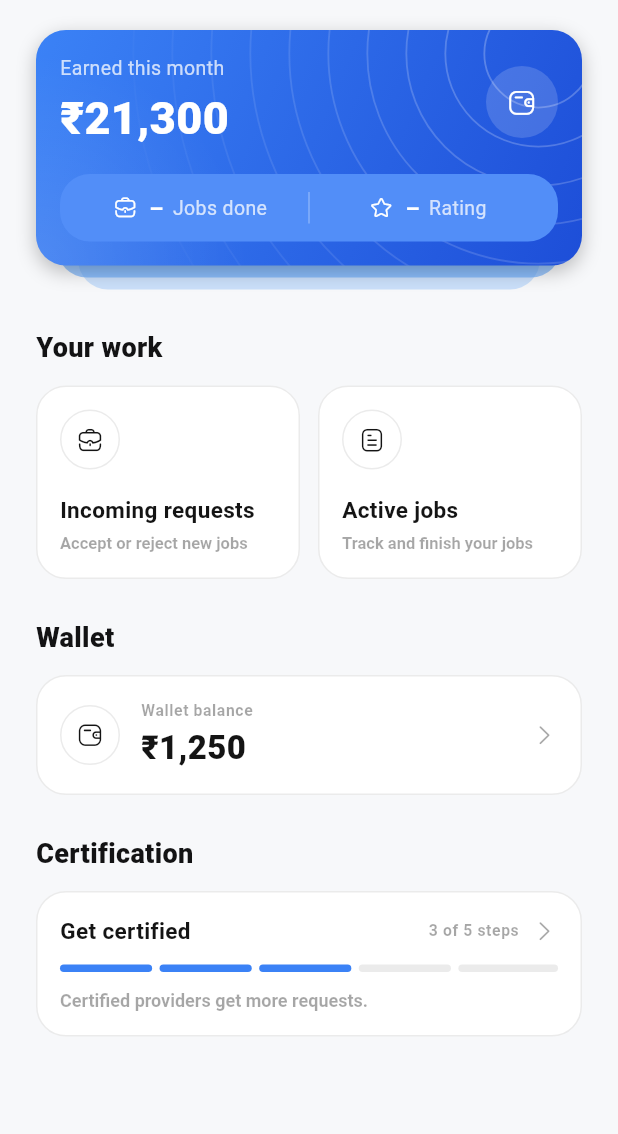
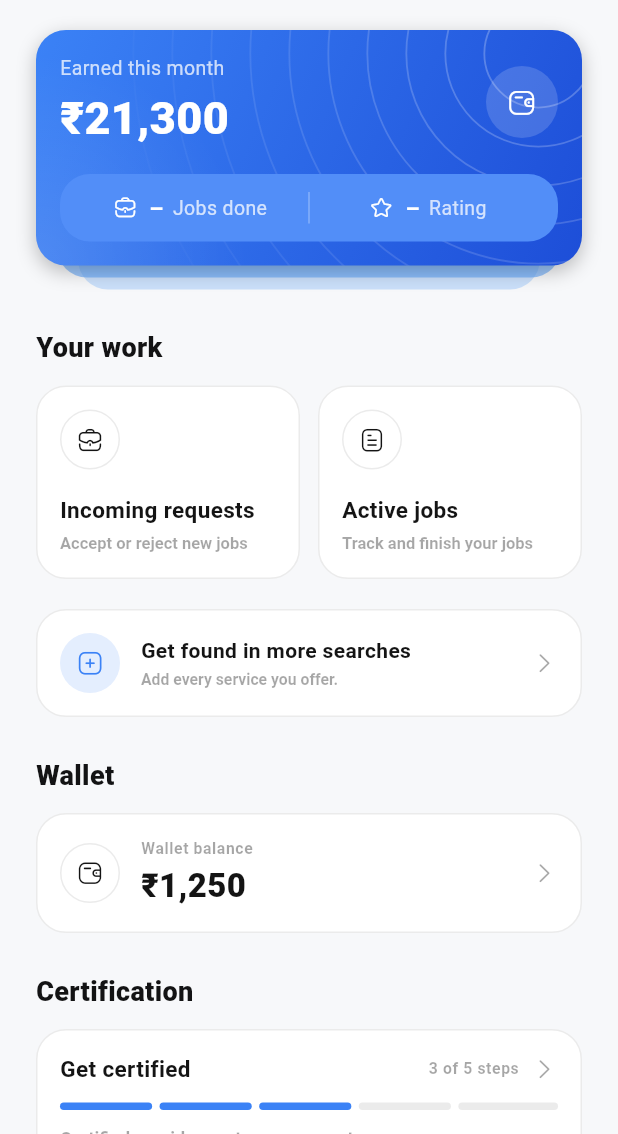
Before and after one commit to avinashkp-96/OneHub, a Flutter app: the DashboardScreen screen opened directly, on a phone screen of 412 x 824 dp, the part 102-1236 px from its top. Run offline on Flutter 3.47's test engine with Material 3 defaults, Android fonts, the phone set to English and light mode, and no system bars; our stand-ins replace flutter_secure_storage; accounts and stored records are empty; network calls fail; Roboto replaces fonts that are missing (Bricolage Grotesque, DM Sans).

Commit message:
ONEHUB-TBD: Add an add more services card to the provider home page (squash of feature/ONEHUB-TBD-provider-home-add-services-ad)
Squash-merged feature/ONEHUB-TBD-provider-home-add-services-ad into develop.

A plain bordered card between Your work and Wallet that prompts providers to list every service they offer. It opens Business details. Tests: provider 185 (96.9%).

```diff
--- a/apps/provider-app/lib/features/dashboard/dashboard_screen.dart
+++ b/apps/provider-app/lib/features/dashboard/dashboard_screen.dart
@@ -1,5 +1,6 @@
 import 'package:flutter/material.dart';
 import 'package:onehub_shared/onehub_shared.dart';
+import '../business/business_details_screen.dart';
 import '../certification/certification_screen.dart';
 import '../earnings/earnings_screen.dart';
 import '../home/home_shell.dart';
@@ -17,6 +18,7 @@ import '../requirements/job_detail.dart';
 // Real data: the name (GET /providers/me), the plan on the wallet card (GET
 // /providers/:id/subscription), and, from one GET /requirements/incoming, the
 // Your work counts, jobs done and Next job (the selected job due soonest).
+// The Add more services banner is a fixed message that opens Business details.
 // The rating comes from GET /ratings/mine. Still explicit dummy data, as
 // agreed when the redesign was scoped, because no endpoint exists yet: the
 // earnings, the wallet balance and the certification steps.
@@ -202,6 +204,10 @@ class _DashboardScreenState extends State<DashboardScreen> {
                   ],
                 ),
               ),
+              const SizedBox(height: OneHubTheme.sectionGap),
+              _AddServicesBanner(
+                  onTap: () => Navigator.of(context).push(MaterialPageRoute(
+                      builder: (_) => BusinessDetailsScreen(client: client)))),
               const SizedBox(height: 26),
               _SectionTitle('Wallet', color: textPrimary),
               const SizedBox(height: 12),
@@ -575,6 +581,63 @@ class _CardPattern extends CustomPainter {
   bool shouldRepaint(_CardPattern oldDelegate) => false;
 }
 
+/// Prompts the provider to list every service they offer, since search matches
+/// on service names. A plain bordered card, so it stays quieter than the blue
+/// overview card.
+class _AddServicesBanner extends StatelessWidget {
+  final VoidCallback onTap;
+  const _AddServicesBanner({required this.onTap});
+
+  @override
+  Widget build(BuildContext context) {
+    final dark = Theme.of(context).brightness == Brightness.dark;
+    final textPrimary =
+        dark ? OneHubColors.textPrimaryDark : OneHubColors.textPrimaryLight;
+    final textMuted =
+        dark ? OneHubColors.textMutedDark : OneHubColors.textMutedLight;
+
+    return Card(
+      key: const Key('add-services-banner'),
+      child: InkWell(
+        onTap: onTap,
+        borderRadius: BorderRadius.circular(OneHubTheme.radiusFormCard),
+        child: Padding(
+          padding: const EdgeInsets.all(16),
+          child: Row(
+            children: [
+              Container(
+                width: 40,
+                height: 40,
+                decoration: BoxDecoration(
+                    shape: BoxShape.circle,
+                    color: OneHubColors.primary.withValues(alpha: 0.14)),
+                child: const Icon(OneHubIcons.plus,
+                    color: OneHubColors.primary, size: 18),
+              ),
+              const SizedBox(width: 14),
+              Expanded(
+                child: Column(
+                  crossAxisAlignment: CrossAxisAlignment.start,
+                  children: [
+                    Text('Get found in more searches',
+                        style: OneHubTextStyles.bodyText(textPrimary)
+                            .copyWith(fontWeight: FontWeight.w600)),
+                    const SizedBox(height: 2),
+                    Text('Add every service you offer.',
+                        style: OneHubTextStyles.fieldLabel(textMuted)
+                            .copyWith(letterSpacing: 0)),
+                  ],
+                ),
+              ),
+              Icon(OneHubIcons.chevronRight, color: textMuted, size: 18),
+            ],
+          ),
+        ),
+      ),
+    );
+  }
+}
+
 class _SectionTitle extends StatelessWidget {
   final String text;
   final Color color;
```
Also changed, not shown: 2 other files.
